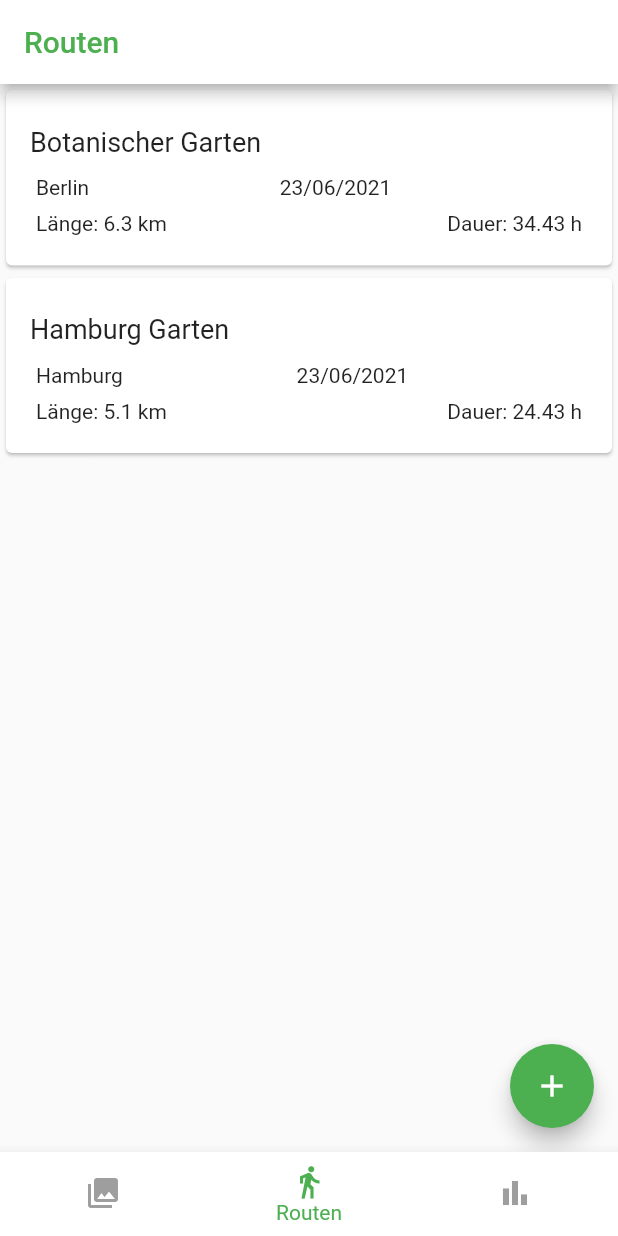
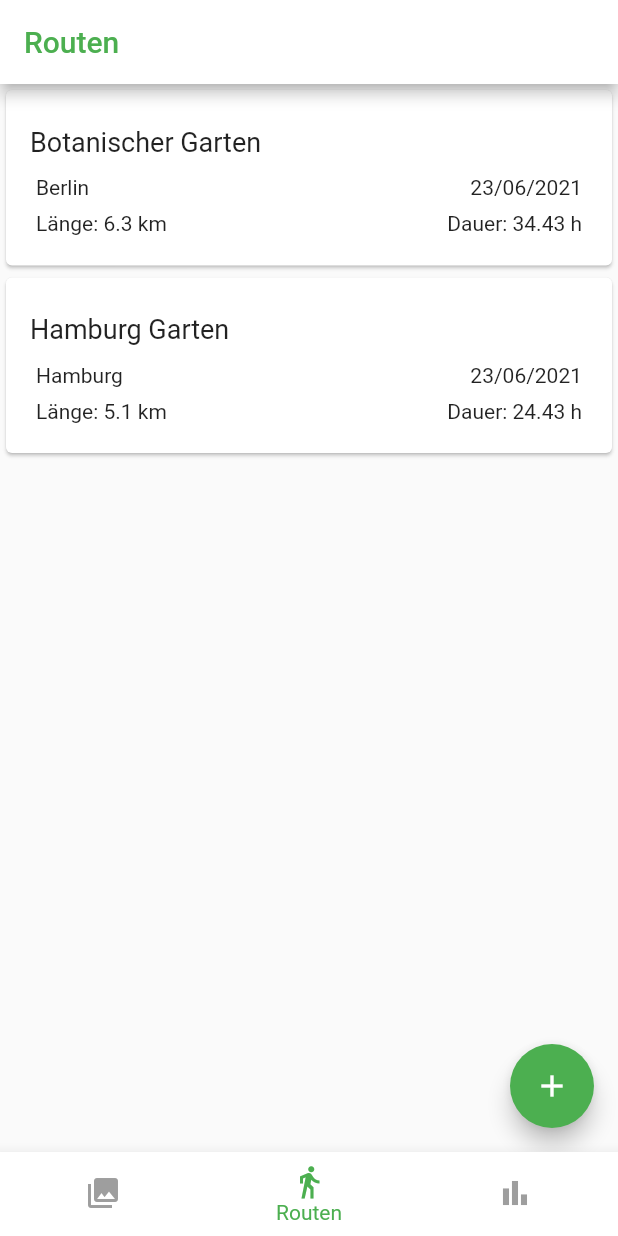
Before and after one commit to Neyttirri/Strollr, a Flutter app: the screen it shows after launch, on a phone screen of 412 x 824 dp. Run offline on Flutter 3.47's test engine with Material 2 defaults, Android fonts, the phone set to English and light mode, and no system bars; our stand-ins replace charts_flutter, extended_image, fluttertoast, geolocator, google_maps_flutter, image_picker and 5 more; missing offline and left inert: animated_check, dart:ffi, flutter_polyline_points, gpx, image_editor; accounts and stored records are empty.

```diff
--- a/strollr/lib/Tabs/routes.dart
+++ b/strollr/lib/Tabs/routes.dart
@@ -1,3 +1,5 @@
+import 'dart:convert';
+
 import 'package:flutter/material.dart';
 import 'package:strollr/route_pages/active_route.dart';
 import 'package:strollr/route_pages/new_route.dart';
@@ -5,14 +7,21 @@ import 'package:strollr/route_pages/route_details.dart';
 import 'package:strollr/style.dart';
 import 'package:strollr/route_pages/route_list_card.dart';
 import 'package:intl/intl.dart';
+import 'package:strollr/model/walk.dart';
+import 'package:strollr/db/database_manager.dart';
 
 
 class Routes extends StatelessWidget {
+
+  Future<List<Walk>> allWalks = DatabaseManager.instance.readALlWalks();
+  late Walk walk;
+  late int walkID;
 
   final List<RouteListCard> routeList = [
     RouteListCard(DateTime.now(), "Berlin", "Botanischer Garten", 34.43, 6.3),
     RouteListCard(DateTime.now(), "Hamburg", "Hamburg Garten", 24.43, 5.1),
   ];
+
 
   @override
   Widget build(BuildContext context) {
@@ -26,7 +35,7 @@ class Routes extends StatelessWidget {
           itemBuilder: (BuildContext context, int index) {
             return new GestureDetector(
               onTap: () {
-                Navigator.of(context).push(MaterialPageRoute(builder: (context) => RouteDetails()));
+                Navigator.of(context).push(MaterialPageRoute(builder: (context) => RouteDetails(walkID : walkID)));
               },
               child: buildRouteListCard(context, index),
             );
@@ -47,6 +56,7 @@ class Routes extends StatelessWidget {
 
   Widget buildRouteListCard(BuildContext context, int index) {
     final route = routeList[index];
+    //final walk = allWalks[index];
     return new Container(
       child: Card(
         child: Padding(
@@ -69,8 +79,7 @@ class Routes extends StatelessWidget {
                     children: <Widget>[
                       Text(route.routeLocation),
                       Spacer(),
-                      Text("${DateFormat('dd/MM/yyyy').format(route.routeTime).toString()}", textAlign: TextAlign.left,),
-                      Spacer(),
+                      Text("${DateFormat('dd/MM/yyyy').format(route.routeTime).toString()}", textAlign: TextAlign.right,),
                     ]
                 ),
               ),
@@ -91,4 +100,22 @@ class Routes extends StatelessWidget {
       ),
     );
   }
+
+
+  /*
+  Future<List<Walk>> getAllWalks() async {
+    allWalks = DatabaseManager.instance.readALlWalks();
+
+    var jsonData = json.decode(allWalks.body);
+
+    List<walk> walks = [];
+
+    for(var u in jsonData) {
+      Walk walk = Walk(u)
+    }
+
+  }
+  */
+
+
 }
```
Also changed, not shown: strollr/lib/Tabs/collectionTwo.dart (+17 -1 lines), strollr/lib/collection_pages/collection_gallery_view.dart (+32 -11 lines), strollr/lib/collection_pages/steckbrief.dart (+12 -14 lines), strollr/lib/route_pages/route_details.dart (+8 -0 lines).
